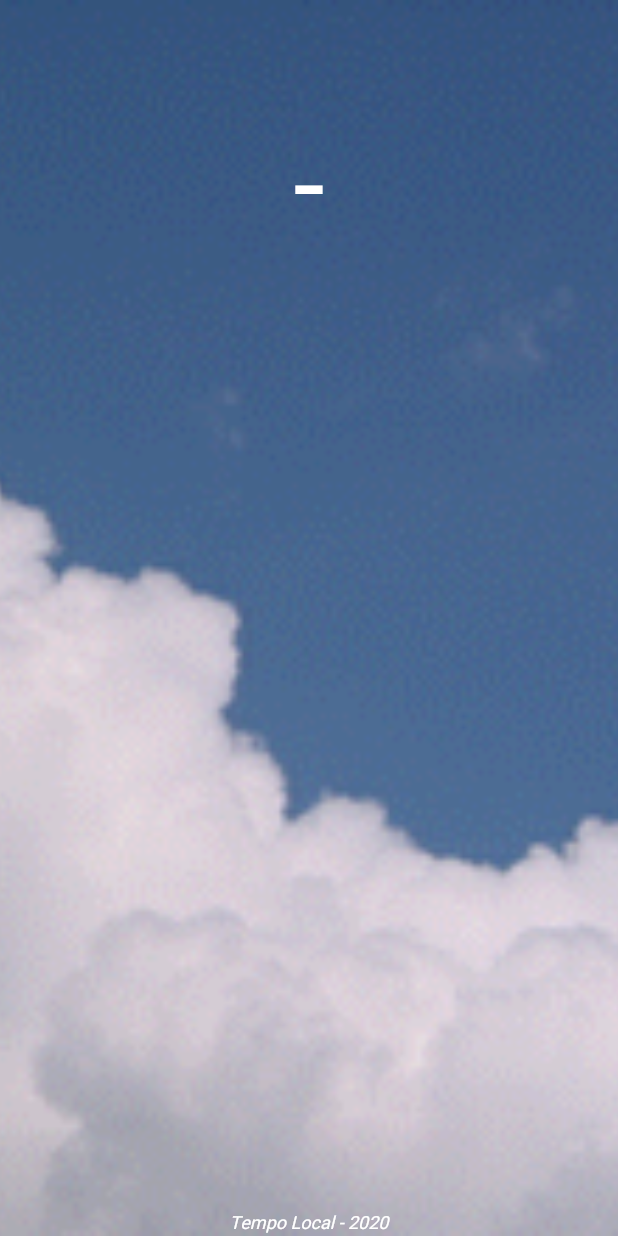
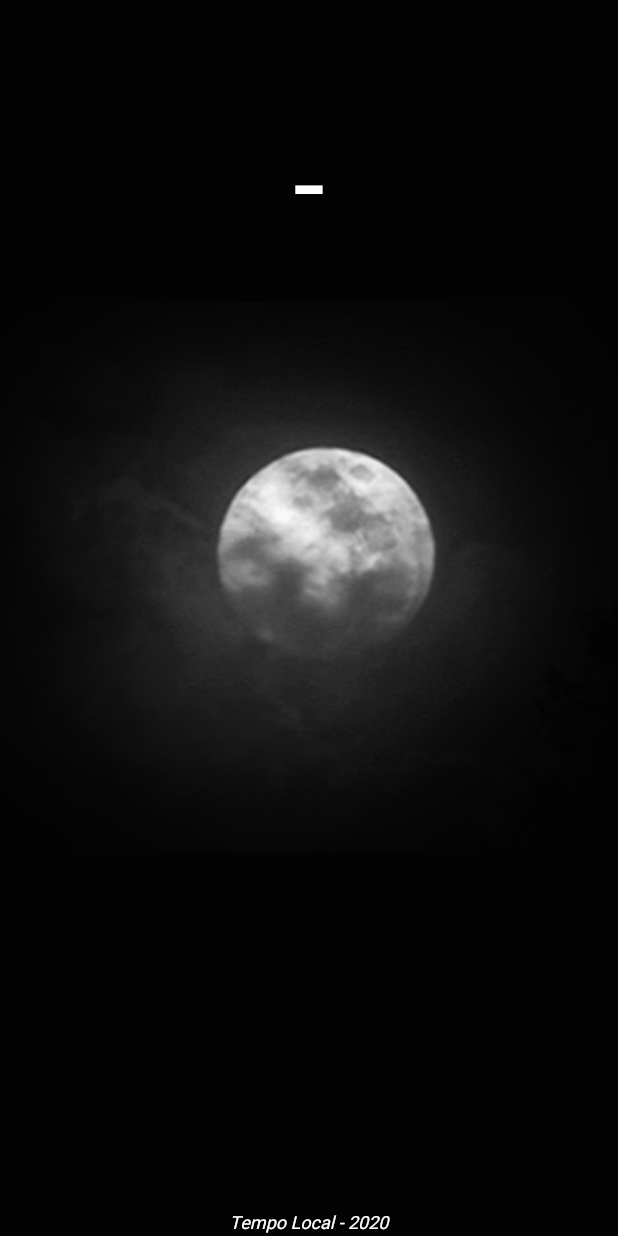
Before and after one commit to renantoniolo/clima_tempo_app, a Flutter app: the screen it shows after launch, on a phone screen of 412 x 824 dp. Run offline on Flutter 3.47's test engine with Material 2 defaults, Android fonts, the phone set to English and light mode, and no system bars; our stand-ins replace flutter_mobx, geolocator, mobx, splashscreen; generated files the repository leaves out were written again.

Commit message:
correcoes para publicacao
correcoes para publicacao

```diff
--- a/lib/widgets/image_background.widget.dart
+++ b/lib/widgets/image_background.widget.dart
@@ -9,7 +9,7 @@ class ImageBackground extends StatelessWidget {
       child: Image.asset(
         hourNow > 18 || hourNow < 6
             ? "assets/images/bgNight.gif"
-            : "assets/images/bgDay.gif",
+            : "assets/images/bgNight.gif",
         fit: BoxFit.cover,
         height: double.infinity,
         width: double.infinity,
```
Also changed, not shown: 10 other files.
